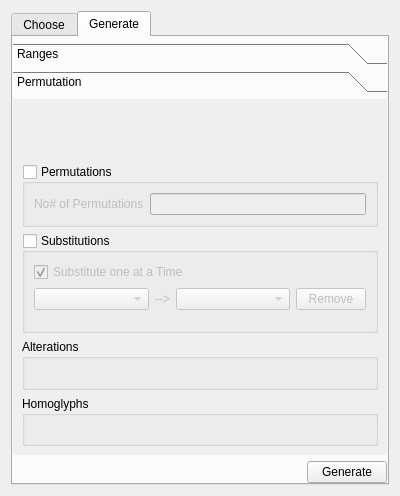
Above: sub3suite/src/Dialogs/wordlist/WordlistDialog.ui from 3nock/OTE before the change. Below: the same form after it.
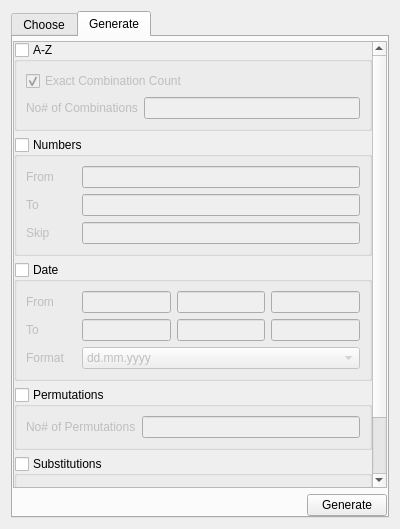
That is the form after the change. The open tabs and pages were chosen to show the change. Custom widgets are drawn as their Qt base class.

The edit to the form file:
```diff
--- a/sub3suite/src/Dialogs/wordlist/WordlistDialog.ui
+++ b/sub3suite/src/Dialogs/wordlist/WordlistDialog.ui
@@ -352,12 +352,12 @@
       <attribute name="title">
        <string>Generate</string>
       </attribute>
-      <layout class="QVBoxLayout" name="verticalLayout_7">
+      <layout class="QVBoxLayout" name="verticalLayout_5">
        <property name="leftMargin">
         <number>0</number>
        </property>
        <property name="topMargin">
-        <number>6</number>
+        <number>4</number>
        </property>
        <property name="rightMargin">
         <number>0</number>
@@ -366,49 +366,31 @@
         <number>0</number>
        </property>
        <item>
-        <widget class="QToolBox" name="toolBox">
-         <property name="sizePolicy">
-          <sizepolicy hsizetype="Preferred" vsizetype="Preferred">
-           <horstretch>0</horstretch>
-           <verstretch>0</verstretch>
-          </sizepolicy>
-         </property>
+        <widget class="QScrollArea" name="scrollAreaGenerate">
          <property name="minimumSize">
           <size>
            <width>0</width>
-           <height>410</height>
+           <height>445</height>
           </size>
          </property>
-         <property name="frameShape">
-          <enum>QFrame::NoFrame</enum>
+         <property name="widgetResizable">
+          <bool>true</bool>
          </property>
-         <property name="frameShadow">
-          <enum>QFrame::Sunken</enum>
-         </property>
-         <property name="currentIndex">
-          <number>0</number>
-         </property>
-         <property name="tabSpacing">
-          <number>6</number>
-         </property>
-         <widget class="QWidget" name="pageRanges">
+         <widget class="QWidget" name="scrollAreaWidgetContents">
           <property name="geometry">
            <rect>
             <x>0</x>
             <y>0</y>
-            <width>376</width>
-            <height>357</height>
+            <width>357</width>
+            <height>469</height>
            </rect>
           </property>
-          <attribute name="label">
-           <string>Ranges</string>
-          </attribute>
-          <layout class="QVBoxLayout" name="verticalLayout_12">
+          <layout class="QVBoxLayout" name="verticalLayout_7">
            <property name="leftMargin">
             <number>0</number>
            </property>
            <property name="topMargin">
-            <number>6</number>
+            <number>0</number>
            </property>
            <property name="rightMargin">
             <number>0</number>
@@ -753,24 +735,6 @@
              </layout>
             </widget>
            </item>
-          </layout>
-         </widget>
-         <widget class="QWidget" name="pagePermute">
-          <property name="geometry">
-           <rect>
-            <x>0</x>
-            <y>0</y>
-            <width>282</width>
-            <height>223</height>
-           </rect>
-          </property>
-          <attribute name="label">
-           <string>Permutation</string>
-          </attribute>
-          <layout class="QVBoxLayout" name="verticalLayout_5">
-           <item>
-            <widget class="InputWidget" name="generateWordlist" native="true"/>
-           </item>
            <item>
             <widget class="QGroupBox" name="groupBoxPermutations">
              <property name="title">
@@ -877,20 +841,6 @@
              </layout>
             </widget>
            </item>
-           <item>
-            <widget class="QGroupBox" name="groupBox_2">
-             <property name="title">
-              <string>Alterations</string>
-             </property>
-            </widget>
-           </item>
-           <item>
-            <widget class="QGroupBox" name="groupBox">
-             <property name="title">
-              <string>Homoglyphs</string>
-             </property>
-            </widget>
-           </item>
           </layout>
          </widget>
         </widget>
```
